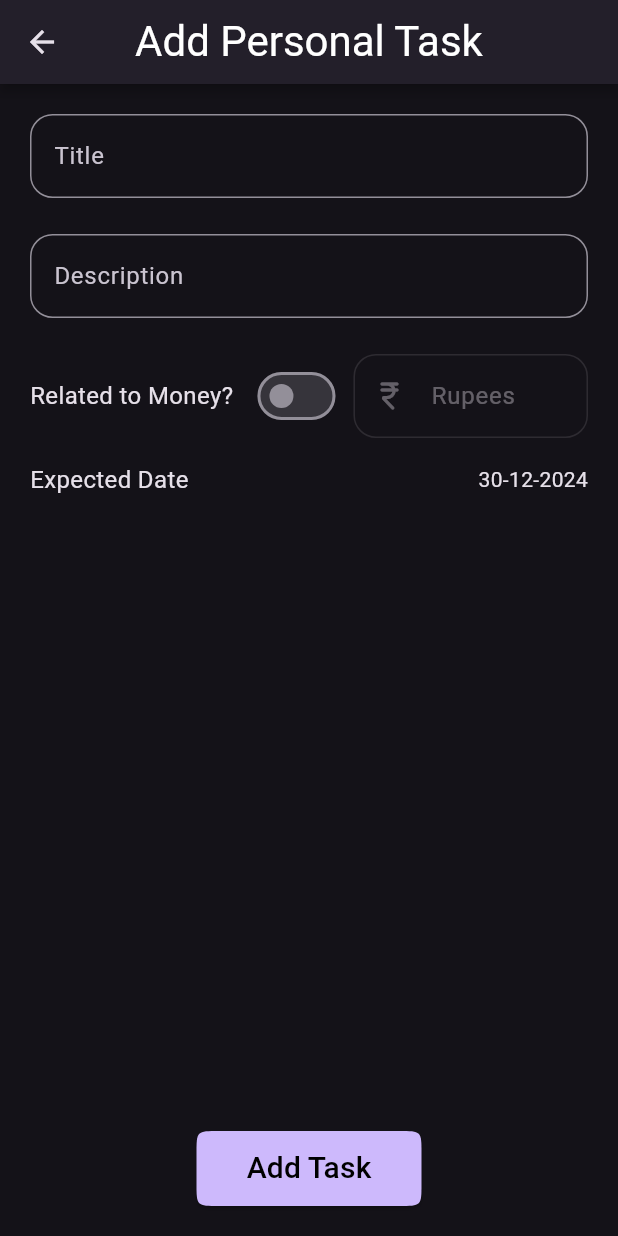
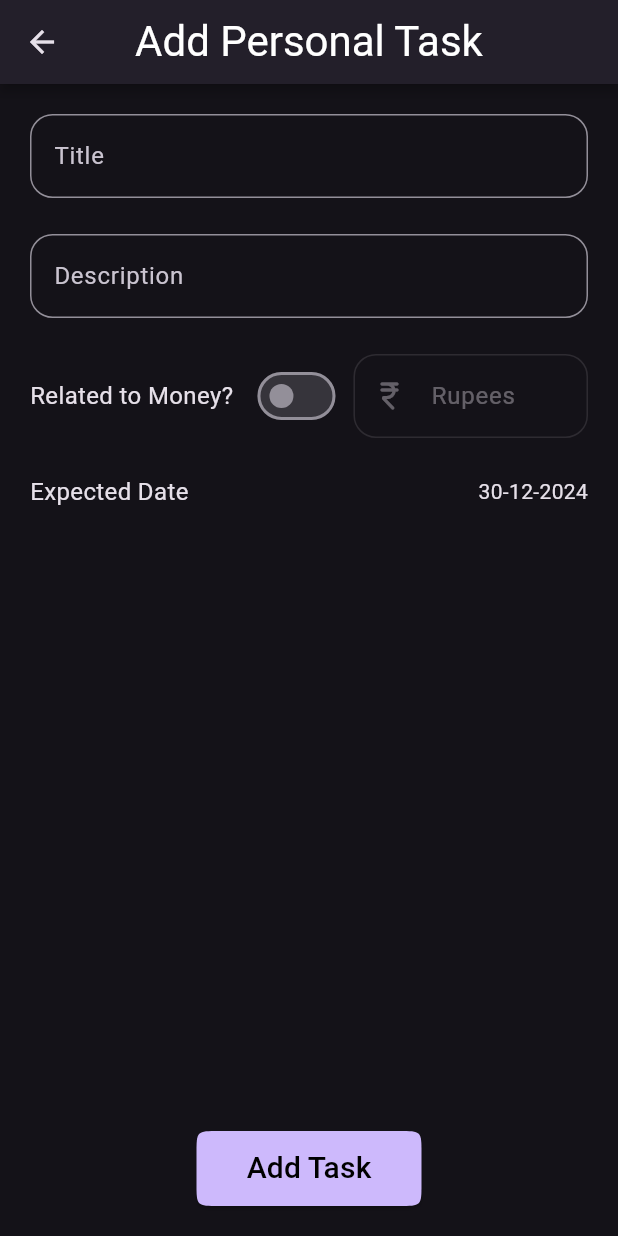
Before and after one commit to kiran-katakam/to_do, a Flutter app: the PersonalTaskPage screen opened directly, on a phone screen of 412 x 824 dp. Run offline on Flutter 3.47's test engine with Material 3 defaults, Android fonts, the phone set to English and light mode, and no system bars; our stand-ins replace flutter_riverpod, flutter_speed_dial, shared_preferences; accounts and stored records are empty; statements that could not run were skipped.

Commit message:
MInor code change and ui updated

```diff
--- a/lib/pages/personaltaskpage.dart
+++ b/lib/pages/personaltaskpage.dart
@@ -25,7 +25,8 @@ class _PersonalTaskPageState extends State<PersonalTaskPage> {
       'title': _titleController.text.trim(),
       'description': _descriptionController.text.trim(),
       '_isRelatedToMoney': _isRelatedToMoney,
-      'money': _isRelatedToMoney ? _moneyController.text.trim() : null.toString(),
+      'money':
+          _isRelatedToMoney ? _moneyController.text.trim() : null.toString(),
       'date': toDDMMYYYY(_selectedDate),
     };
     await ref.read(taskProvider.notifier).addPersonalTask(jsonEncode(task));
@@ -175,7 +176,7 @@ class _PersonalTaskPageState extends State<PersonalTaskPage> {
                 ),
               ],
             ),
-            const Padding(padding: EdgeInsets.all(8)),
+            const Padding(padding: EdgeInsets.only(top: 24)),
             Row(
               mainAxisAlignment: MainAxisAlignment.spaceBetween,
               children: [
@@ -184,8 +185,7 @@ class _PersonalTaskPageState extends State<PersonalTaskPage> {
                   style: TextStyle(fontSize: 16),
                 ),
                 GestureDetector(
-                  child: Text(
-                      "${_selectedDate.day}-${_selectedDate.month}-${_selectedDate.year}"),
+                  child: Text(toDDMMYYYY(_selectedDate)),
                   onTap: () async {
                     final pickedDate = await showDatePicker(
                       context: context,
```
